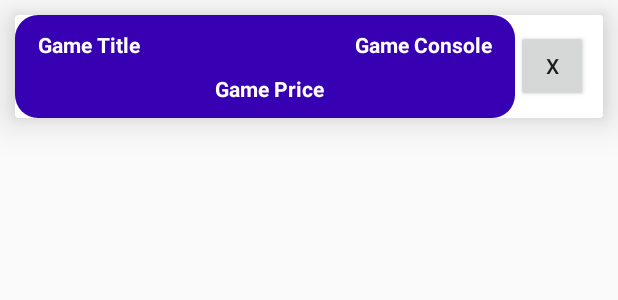
After one commit to nonamepromo/Android-Ecom, an Android app: the layout wishlist_items_layout.xml on its own in the app's theme, with its tools: preview values and no code run, on a phone screen of 412 x 824 dp. The commit adds this screen. Shown: the top 300 px of the screen. Run offline under Robolectric (Android 15) with nearby library versions, the phone set to English and light mode, and no system bars.

Commit message:
small fix

```diff
--- a/app/src/main/java/com/example/justplay/DBHandler.java
+++ b/app/src/main/java/com/example/justplay/DBHandler.java
@@ -56,7 +56,7 @@ public class DBHandler extends SQLiteOpenHelper {
         db.close();
     }
 
-    public void deleteCourse(String wishedTitle) {
+    public void deleteWishedGame(String wishedTitle) {
 
         SQLiteDatabase db = this.getWritableDatabase();
 
--- a/app/src/main/java/com/example/justplay/ViewHolder/WishlistViewHolder.java
+++ b/app/src/main/java/com/example/justplay/ViewHolder/WishlistViewHolder.java
@@ -5,6 +5,7 @@ import android.content.Context;
 import android.view.LayoutInflater;
 import android.view.View;
 import android.view.ViewGroup;
+import android.widget.Button;
 import android.widget.TextView;
 
 import androidx.annotation.NonNull;
@@ -18,8 +19,6 @@ import java.util.ArrayList;
 
 public class WishlistViewHolder extends RecyclerView.Adapter<WishlistViewHolder.ViewHolder> {
 
-
-
     // variable for our array list and context
     private ArrayList<Wished> wishedModalArrayList;
     private Context context;
@@ -32,9 +31,8 @@ public class WishlistViewHolder extends RecyclerView.Adapter<WishlistViewHolder.
     @NonNull
     @Override
     public ViewHolder onCreateViewHolder(@NonNull ViewGroup parent, int viewType) {
-        // on below line we are inflating our layout
-        // file for our recycler view items.
-        View view = LayoutInflater.from(parent.getContext()).inflate(R.layout.cart_items_layout, parent, false);
+        // on below line we are inflating our layout file for our recycler view items.
+        View view = LayoutInflater.from(parent.getContext()).inflate(R.layout.wishlist_items_layout, parent, false);
         return new ViewHolder(view);
     }
 
@@ -62,9 +60,10 @@ public class WishlistViewHolder extends RecyclerView.Adapter<WishlistViewHolder.
         public ViewHolder(@NonNull View itemView) {
             super(itemView);
             // initializing our text views
-            gameName = itemView.findViewById(R.id.cart_game_title);
-            gameConsole = itemView.findViewById(R.id.cart_game_console);
-            gamePrice = itemView.findViewById(R.id.cart_game_price);
+
+            gameName = itemView.findViewById(R.id.wishlist_game_title);
+            gameConsole = itemView.findViewById(R.id.wishlist_game_console);
+            gamePrice = itemView.findViewById(R.id.wishlist_game_price);
         }
     }
 }
--- a/app/src/main/java/com/example/justplay/WishlistActivity.java
+++ b/app/src/main/java/com/example/justplay/WishlistActivity.java
@@ -4,7 +4,12 @@ import androidx.appcompat.app.AppCompatActivity;
 import androidx.recyclerview.widget.LinearLayoutManager;
 import androidx.recyclerview.widget.RecyclerView;
 
+import android.annotation.SuppressLint;
+import android.content.Intent;
 import android.os.Bundle;
+import android.view.View;
+import android.widget.Button;
+import android.widget.Toast;
 
 import com.example.justplay.Model.Wished;
 import com.example.justplay.ViewHolder.WishlistViewHolder;
@@ -41,5 +46,19 @@ public class WishlistActivity extends AppCompatActivity {
 
         // setting our adapter to recycler view.
         recyclerView.setAdapter(wishlistViewHolder);
+
+        //Da sistemare
+        String wishedName = getIntent().getStringExtra("name");
+        Button deleteWished = findViewById(R.id.delete_wished_game);
+        deleteWished.setOnClickListener(new View.OnClickListener() {
+            @Override
+            public void onClick(View v) {
+                // calling a method to delete our course.
+                dbHandler.deleteWishedGame(wishedName);
+                Toast.makeText(WishlistActivity.this, "Videogioco eliminato", Toast.LENGTH_SHORT).show();
+                Intent i = new Intent(WishlistActivity.this, MainActivity.class);
+                startActivity(i);
+            }
+        });
     }
 }
--- /dev/null
+++ b/app/src/main/res/layout/wishlist_items_layout.xml
@@ -0,0 +1,64 @@
+<?xml version="1.0" encoding="utf-8"?>
+<androidx.cardview.widget.CardView xmlns:android="http://schemas.android.com/apk/res/android"
+    android:layout_width="match_parent"
+    android:layout_height="wrap_content"
+    xmlns:app="http://schemas.android.com/apk/res-auto"
+    android:layout_margin="10dp"
+    app:cardElevation="15dp">
+
+    <RelativeLayout
+        android:layout_width="333dp"
+        android:layout_height="match_parent"
+        android:background="@drawable/buttons"
+        android:padding="10dp">
+
+        <TextView
+            android:id="@+id/wishlist_game_title"
+            android:layout_width="160dp"
+            android:layout_height="wrap_content"
+            android:layout_marginLeft="5dp"
+            android:text="Game Title"
+            android:textColor="@color/white"
+            android:textSize="14dp"
+            android:textStyle="bold" />
+
+        <TextView
+            android:id="@+id/wishlist_game_console"
+            android:layout_width="160dp"
+            android:layout_height="wrap_content"
+            android:layout_alignParentEnd="true"
+            android:layout_marginLeft="5dp"
+            android:layout_marginRight="5dp"
+            android:text="Game Console"
+            android:textAlignment="viewEnd"
+            android:textColor="@color/white"
+            android:textSize="14dp"
+            android:textStyle="bold" />
+
+        <TextView
+            android:id="@+id/wishlist_game_price"
+            android:layout_width="match_parent"
+            android:layout_height="wrap_content"
+            android:layout_below="@id/wishlist_game_console"
+            android:layout_marginLeft="5dp"
+            android:layout_marginTop="10dp"
+            android:gravity="center"
+            android:text="Game Price"
+            android:textColor="@color/white"
+            android:textSize="14dp"
+            android:textStyle="bold" />
+
+    </RelativeLayout>
+
+    <Button
+        android:id="@+id/delete_wished_game"
+        android:layout_width="48dp"
+        android:layout_height="wrap_content"
+        android:layout_gravity="right"
+        android:layout_marginTop="10dp"
+        android:layout_marginEnd="10dp"
+        android:layout_marginBottom="10dp"
+        android:text="X"
+        android:textAllCaps="false" />
+
+</androidx.cardview.widget.CardView>
```
